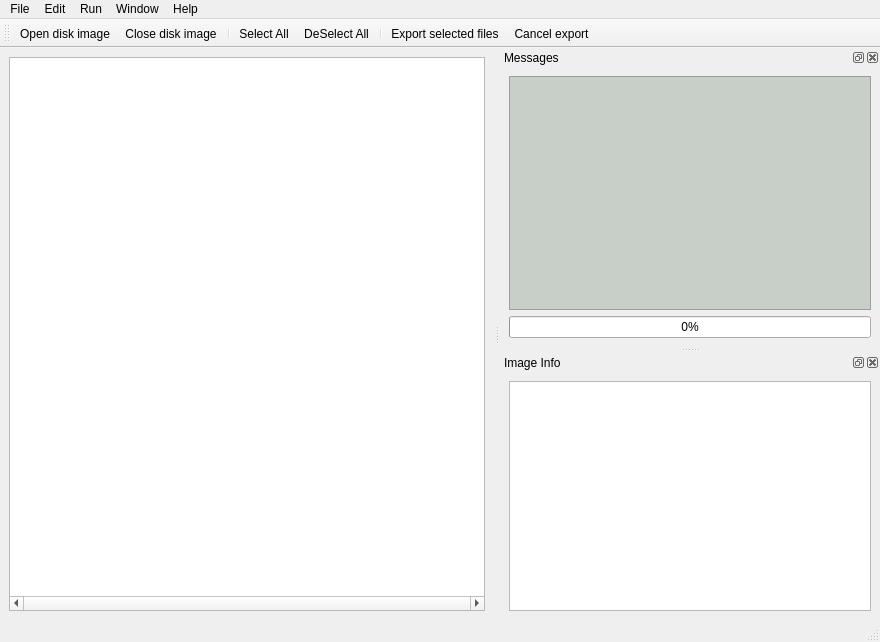
Qt form python/bc_disk_access_v2.ui (sunithamisra/bitcurator) before a commit.
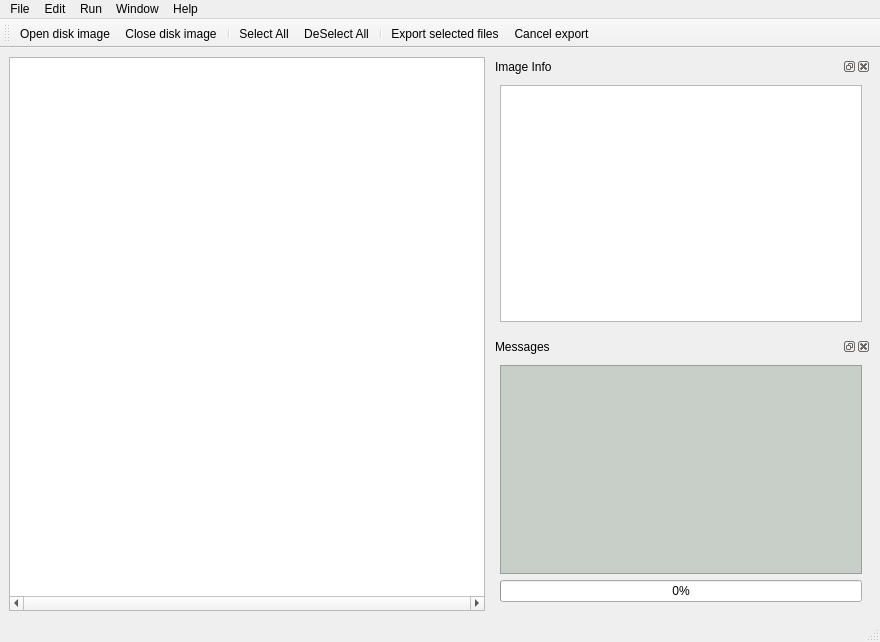
The same form after that commit. Icons and pictures are not drawn.

Commit message: Two textEdit windows in proper order

What changed in the file:
```diff
--- a/python/bc_disk_access_v2.ui
+++ b/python/bc_disk_access_v2.ui
@@ -40,6 +40,82 @@
       </property>
      </widget>
     </item>
+    <item row="0" column="1">
+     <widget class="QDockWidget" name="dockWidget_imginfo">
+      <property name="sizePolicy">
+       <sizepolicy hsizetype="Preferred" vsizetype="Preferred">
+        <horstretch>2</horstretch>
+        <verstretch>0</verstretch>
+       </sizepolicy>
+      </property>
+      <property name="windowTitle">
+       <string>Image Info</string>
+      </property>
+      <widget class="QWidget" name="dockWidgetContents_imginfo">
+       <layout class="QVBoxLayout" name="verticalLayout_3">
+        <item>
+         <widget class="QTextEdit" name="textEdit_imginfo"/>
+        </item>
+       </layout>
+      </widget>
+     </widget>
+    </item>
+    <item row="1" column="1">
+     <widget class="QDockWidget" name="dockWidget_msg">
+      <property name="sizePolicy">
+       <sizepolicy hsizetype="Preferred" vsizetype="Preferred">
+        <horstretch>2</horstretch>
+        <verstretch>0</verstretch>
+       </sizepolicy>
+      </property>
+      <property name="minimumSize">
+       <size>
+        <width>380</width>
+        <height>146</height>
+       </size>
+      </property>
+      <property name="windowTitle">
+       <string>Messages</string>
+      </property>
+      <widget class="QWidget" name="dockWidgetContents_msg">
+       <layout class="QVBoxLayout" name="verticalLayout_4">
+        <item>
+         <widget class="QTextEdit" name="textEdit_msg">
+          <property name="sizePolicy">
+           <sizepolicy hsizetype="Preferred" vsizetype="Expanding">
+            <horstretch>2</horstretch>
+            <verstretch>0</verstretch>
+           </sizepolicy>
+          </property>
+          <property name="autoFillBackground">
+           <bool>true</bool>
+          </property>
+          <property name="styleSheet">
+           <string notr="true">background-color: rgb(200, 206, 200);
+border-color: rgb(170, 0, 0);</string>
+          </property>
+          <property name="textInteractionFlags">
+           <set>Qt::TextSelectableByKeyboard|Qt::TextSelectableByMouse</set>
+          </property>
+         </widget>
+        </item>
+        <item>
+         <widget class="QProgressBar" name="progressBar">
+          <property name="sizePolicy">
+           <sizepolicy hsizetype="Expanding" vsizetype="Preferred">
+            <horstretch>0</horstretch>
+            <verstretch>0</verstretch>
+           </sizepolicy>
+          </property>
+          <property name="value">
+           <number>0</number>
+          </property>
+         </widget>
+        </item>
+       </layout>
+      </widget>
+     </widget>
+    </item>
    </layout>
   </widget>
   <widget class="QMenuBar" name="menubar">
@@ -114,84 +190,6 @@
    <addaction name="actionExport_selected_files"/>
    <addaction name="actionCancel_export"/>
   </widget>
-  <widget class="QDockWidget" name="dockWidget_msg">
-   <property name="sizePolicy">
-    <sizepolicy hsizetype="Preferred" vsizetype="Preferred">
-     <horstretch>0</horstretch>
-     <verstretch>0</verstretch>
-    </sizepolicy>
-   </property>
-   <property name="minimumSize">
-    <size>
-     <width>380</width>
-     <height>146</height>
-    </size>
-   </property>
-   <property name="windowTitle">
-    <string>Messages</string>
-   </property>
-   <attribute name="dockWidgetArea">
-    <number>2</number>
-   </attribute>
-   <widget class="QWidget" name="dockWidgetContents_msg">
-    <layout class="QVBoxLayout" name="verticalLayout">
-     <item>
-      <widget class="QTextEdit" name="textEdit_msg">
-       <property name="sizePolicy">
-        <sizepolicy hsizetype="Preferred" vsizetype="Expanding">
-         <horstretch>2</horstretch>
-         <verstretch>0</verstretch>
-        </sizepolicy>
-       </property>
-       <property name="autoFillBackground">
-        <bool>true</bool>
-       </property>
-       <property name="styleSheet">
-        <string notr="true">background-color: rgb(200, 206, 200);
-border-color: rgb(170, 0, 0);</string>
-       </property>
-       <property name="textInteractionFlags">
-        <set>Qt::TextSelectableByKeyboard|Qt::TextSelectableByMouse</set>
-       </property>
-      </widget>
-     </item>
-     <item>
-      <widget class="QProgressBar" name="progressBar">
-       <property name="sizePolicy">
-        <sizepolicy hsizetype="Expanding" vsizetype="Preferred">
-         <horstretch>0</horstretch>
-         <verstretch>0</verstretch>
-        </sizepolicy>
-       </property>
-       <property name="value">
-        <number>0</number>
-       </property>
-      </widget>
-     </item>
-    </layout>
-   </widget>
-  </widget>
-  <widget class="QDockWidget" name="dockWidget_imginfo">
-   <property name="sizePolicy">
-    <sizepolicy hsizetype="Preferred" vsizetype="Preferred">
-     <horstretch>0</horstretch>
-     <verstretch>0</verstretch>
-    </sizepolicy>
-   </property>
-   <property name="windowTitle">
-    <string>Image Info</string>
-   </property>
-   <attribute name="dockWidgetArea">
-    <number>2</number>
-   </attribute>
-   <widget class="QWidget" name="dockWidgetContents_imginfo">
-    <layout class="QVBoxLayout" name="verticalLayout_2">
-     <item>
-      <widget class="QTextEdit" name="textEdit_imginfo"/>
-     </item>
-    </layout>
-   </widget>
-  </widget>
   <action name="actionExit">
    <property name="text">
     <string>Exit</string>
```
Left out of the diff: 12 changed lines with no effect on the pictures.
